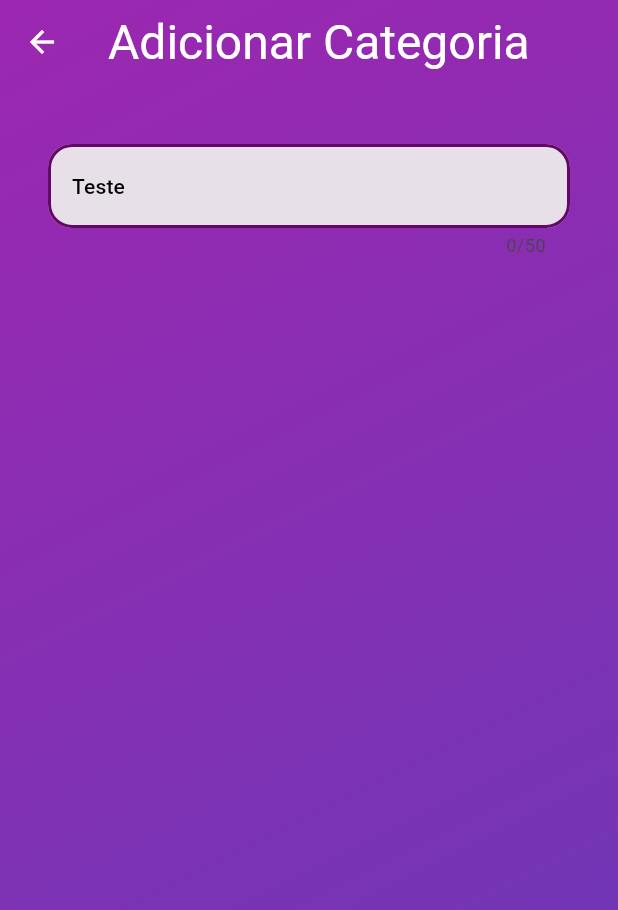
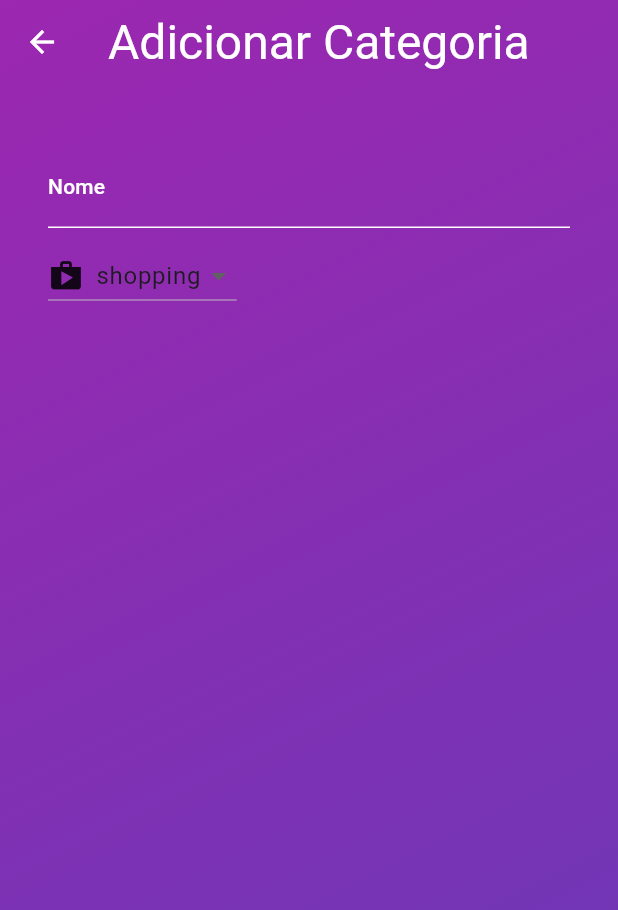
Before and after one commit to eduardobetim/Continhas, a Flutter app: the AddCategoryScreen screen opened directly, on a phone screen of 412 x 824 dp. Shown: the top 910 px of the screen. Run offline on Flutter 3.47's test engine with Material 3 defaults, Android fonts, the light colour scheme and no system bars; our stand-ins replace google_fonts; missing offline and left inert: dart:ffi; Roboto replaces fonts that are missing (Dosis).

Commit message:
pushing changes

```diff
--- a/lib/add_category_screen.dart
+++ b/lib/add_category_screen.dart
@@ -1,4 +1,7 @@
+import 'dart:ffi';
+
 import 'package:flutter/material.dart';
+import 'package:gastinhos/category_type.dart';
 import 'package:gastinhos/input_field.dart';
 import 'package:google_fonts/google_fonts.dart';
 
@@ -38,50 +41,59 @@ class AddCategoryScreen extends StatelessWidget {
           padding: const EdgeInsets.all(32),
           child: Form(
             child: Column(
+              crossAxisAlignment: CrossAxisAlignment.start,
               mainAxisAlignment: MainAxisAlignment.start,
               children: [
                 const SizedBox(
                   height: 64,
                 ),
                 TextFormField(
-                  textAlign: TextAlign.start,
+                  cursorColor: Colors.white,
+                  decoration: InputDecoration(
+                    label: Text(
+                      'Nome',
+                      style: Theme.of(context)
+                          .textTheme
+                          .labelLarge!
+                          .copyWith(color: Colors.white),
+                    ),
+                    focusedBorder: const UnderlineInputBorder(
+                      borderSide: BorderSide(color: Colors.white),
+                    ),
+                    enabledBorder: const UnderlineInputBorder(
+                      borderSide: BorderSide(color: Colors.white),
+                    ),
+                  ),
                   style: Theme.of(context)
                       .textTheme
                       .bodyLarge!
-                      .copyWith(color: Colors.black),
-                  maxLength: 50,
-                  decoration: InputDecoration(
-                      filled: true,
-                      enabledBorder: const OutlineInputBorder(
-                        borderSide: BorderSide(
-                          color: Color.fromARGB(255, 99, 8, 102),
-                          width: 2,
-                        ),
-                        borderRadius: BorderRadius.all(
-                          Radius.circular(
-                            16,
+                      .copyWith(color: Colors.white),
+                ),
+                const SizedBox(
+                  height: 8,
+                ),
+                DropdownButton(
+                    style: Theme.of(context).textTheme.bodyLarge,
+                    value:
+                        categoryTypeIcons.keys.toList().first.name.toString(),
+                    items: [
+                      for (final category in categoryTypeIcons.entries)
+                        DropdownMenuItem(
+                          value: category.key.name.toString(),
+                          child: Row(
+                            children: [
+                              Icon(category.value),
+                              const SizedBox(
+                                width: 8,
+                              ),
+                              Text(
+                                category.key.name.toString(),
+                              ),
+                            ],
                           ),
-                        ),
-                      ),
-                      focusColor: Colors.white,
-                      focusedBorder: const OutlineInputBorder(
-                        borderSide: BorderSide(
-                          color: Color.fromARGB(255, 99, 8, 102),
-                          width: 2,
-                        ),
-                        borderRadius: BorderRadius.all(
-                          Radius.circular(
-                            16,
-                          ),
-                        ),
-                      ),
-                      labelText: 'Teste',
-                      floatingLabelBehavior: FloatingLabelBehavior.auto,
-                      labelStyle: Theme.of(context)
-                          .textTheme
-                          .labelLarge!
-                          .copyWith(color: Colors.black)),
-                ),
+                        )
+                    ],
+                    onChanged: (value) {})
               ],
             ),
           ),
--- a/lib/home_screen.dart
+++ b/lib/home_screen.dart
@@ -1,6 +1,5 @@
 import 'package:flutter/material.dart';
 import 'package:gastinhos/add_category_screen.dart';
-import 'package:gastinhos/category_type.dart';
 import 'package:gastinhos/expansible_widget.dart';
 import 'package:gastinhos/expense_category.dart';
 import 'package:google_fonts/google_fonts.dart';
```
